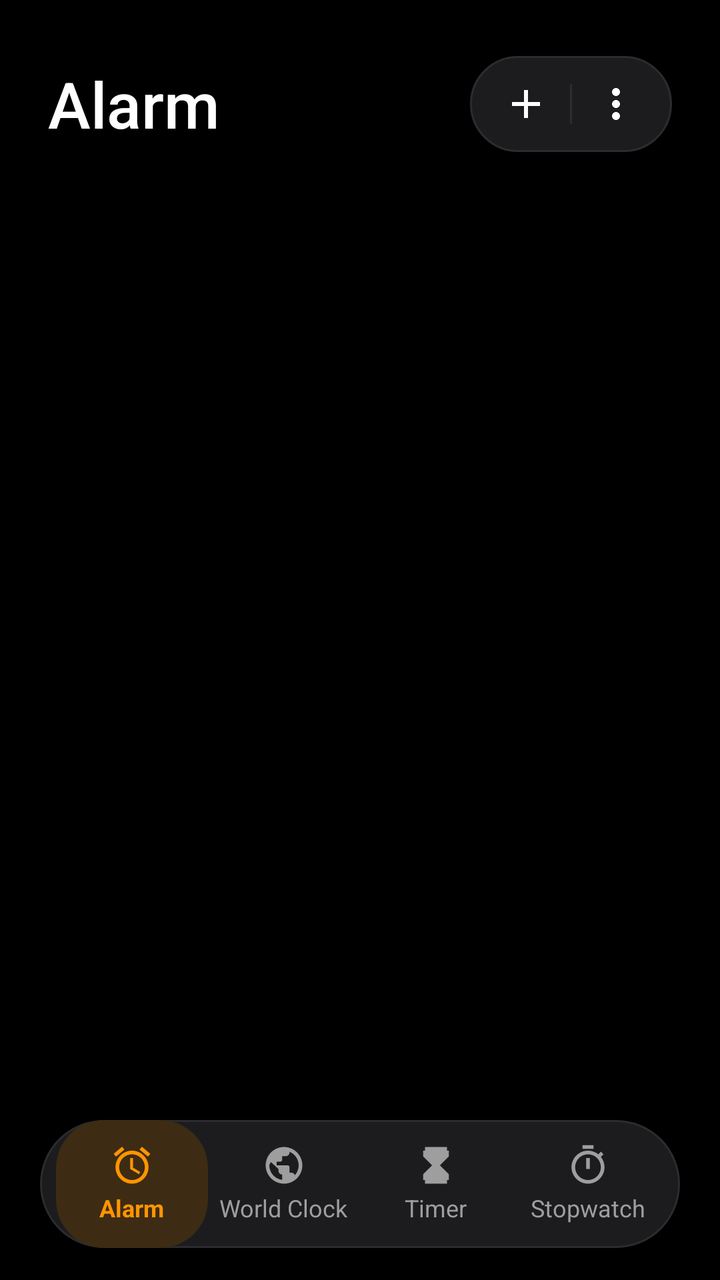
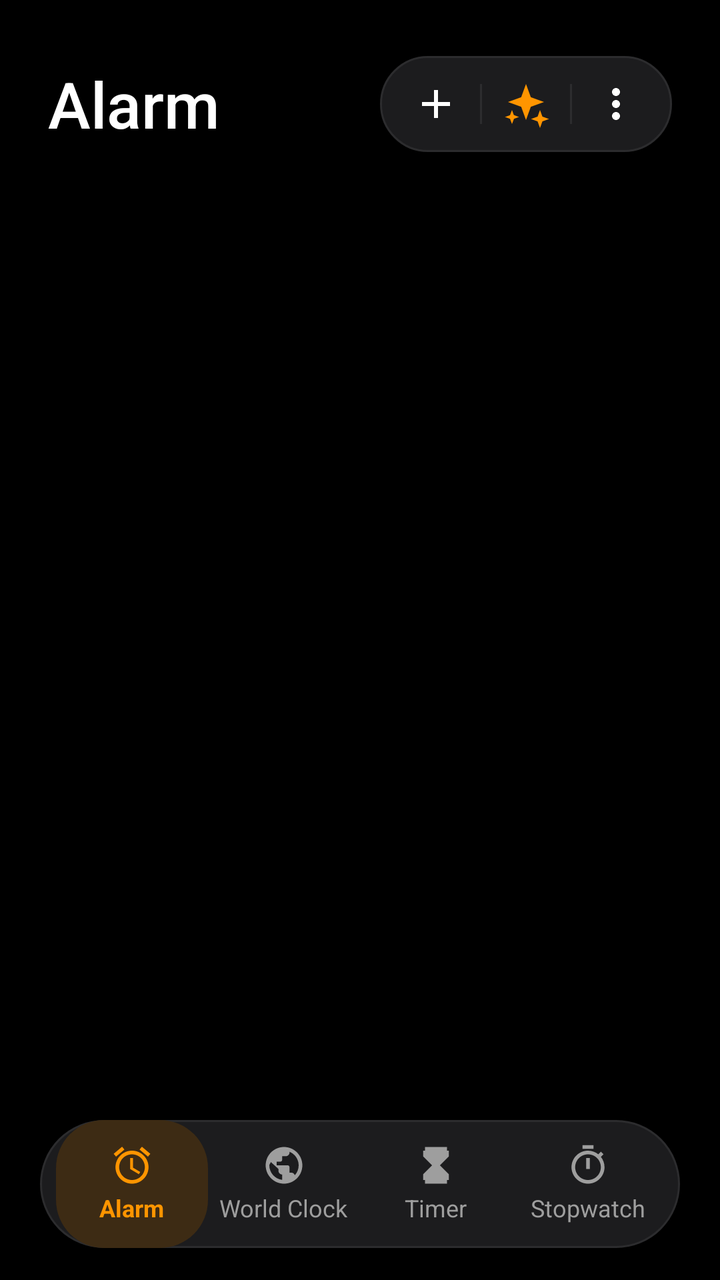

The first picture is an Android layout as it rendered before a commit; the second is the same layout after the commit. The layout source and the unified diff follow.
<!-- AndroidManifest.xml: application theme Theme.AppCompat.Light.NoActionBar -->
<!-- res/layout/activity_main.xml -->
<?xml version="1.0" encoding="utf-8"?>
<androidx.constraintlayout.widget.ConstraintLayout xmlns:android="http://schemas.android.com/apk/res/android"
    xmlns:app="http://schemas.android.com/apk/res-auto"
    xmlns:tools="http://schemas.android.com/tools"
    android:layout_width="match_parent"
    android:layout_height="match_parent"
    android:background="#000000"
    tools:context=".MainActivity">

    
    <ImageView
        android:id="@+id/ivMainBackground"
        android:layout_width="match_parent"
        android:layout_height="match_parent"
        android:scaleType="centerCrop"
        android:visibility="gone"
        tools:ignore="ContentDescription" />

    <View
        android:id="@+id/vMainBackgroundDim"
        android:layout_width="match_parent"
        android:layout_height="match_parent"
        android:background="#80000000"
        android:visibility="gone" />

    
    <LinearLayout
        android:id="@+id/headerLayout"
        android:layout_width="match_parent"
        android:layout_height="wrap_content"
        android:orientation="horizontal"
        android:paddingHorizontal="24dp"
        android:paddingTop="28dp"
        android:paddingBottom="12dp"
        android:gravity="center_vertical"
        app:layout_constraintTop_toTopOf="parent">

        <TextView
            android:id="@+id/tvHeaderTitle"
            android:layout_width="0dp"
            android:layout_height="wrap_content"
            android:layout_weight="1"
            android:text="Alarm"
            android:textColor="#FFFFFF"
            android:textSize="32sp"
            android:fontFamily="sans-serif-medium" />

        
        <LinearLayout
            android:layout_width="wrap_content"
            android:layout_height="wrap_content"
            android:background="@drawable/bg_top_menu_pill"
            android:orientation="horizontal"
            android:paddingHorizontal="8dp"
            android:paddingVertical="4dp"
            android:gravity="center_vertical">

            <ImageButton
                android:id="@+id/btnAddTop"
                android:layout_width="40dp"
                android:layout_height="40dp"
                android:background="?attr/selectableItemBackgroundBorderless"
                android:src="@drawable/ic_plus"
                app:tint="#FFFFFF"
                android:contentDescription="Add" />

            <View
                android:layout_width="1dp"
                android:layout_height="20dp"
                android:background="#2c2c2e"
                android:layout_marginHorizontal="2dp" />

            <ImageButton
                android:id="@+id/btnMoreTop"
                android:layout_width="40dp"
                android:layout_height="40dp"
                android:background="?attr/selectableItemBackgroundBorderless"
                android:src="@drawable/ic_more_vert"
                app:tint="#FFFFFF"
                android:contentDescription="Options" />
        </LinearLayout>
    </LinearLayout>

    
    <FrameLayout
        android:id="@+id/contentContainer"
        android:layout_width="match_parent"
        android:layout_height="0dp"
        android:layout_marginBottom="80dp"
        app:layout_constraintTop_toBottomOf="@id/headerLayout"
        app:layout_constraintBottom_toBottomOf="parent">

        
        <LinearLayout
            android:id="@+id/viewAlarm"
            android:layout_width="match_parent"
            android:layout_height="match_parent"
            android:orientation="vertical"
            android:visibility="visible">

            
            <LinearLayout
                android:id="@+id/emptyState"
                android:layout_width="match_parent"
                android:layout_height="match_parent"
                android:gravity="center"
                android:orientation="vertical"
                android:padding="40dp"
                android:visibility="gone">

                <TextView
                    android:layout_width="wrap_content"
                    android:layout_height="wrap_content"
                    android:gravity="center"
                    android:text="No alarms set.\nTap + at top right to set an alarm!"
                    android:textColor="#757575"
                    android:textSize="16sp" />
            </LinearLayout>

            <androidx.recyclerview.widget.RecyclerView
                android:id="@+id/recyclerViewAlarms"
                android:layout_width="match_parent"
                android:layout_height="match_parent"
                android:clipToPadding="false"
                android:paddingBottom="24dp" />
        </LinearLayout>

        
        <LinearLayout
            android:id="@+id/viewWorldClock"
            android:layout_width="match_parent"
            android:layout_height="match_parent"
            android:orientation="vertical"
            android:visibility="gone">

            
            <LinearLayout
                android:layout_width="match_parent"
                android:layout_height="wrap_content"
                android:orientation="vertical"
                android:paddingHorizontal="24dp"
                android:paddingVertical="12dp">

                <TextView
                    android:id="@+id/tvLocalCityName"
                    android:layout_width="wrap_content"
                    android:layout_height="wrap_content"
                    android:text="Local Time"
                    android:textColor="#FF9500"
                    android:textSize="14sp"
                    android:textStyle="bold" />

                <LinearLayout
                    android:layout_width="wrap_content"
                    android:layout_height="wrap_content"
                    android:orientation="horizontal"
                    android:gravity="bottom">

                    <TextView
                        android:id="@+id/tvLocalTime"
                        android:layout_width="wrap_content"
                        android:layout_height="wrap_content"
                        android:text="02:12:00"
                        android:textColor="#FFFFFF"
                        android:textSize="48sp"
                        android:fontFamily="sans-serif-light" />

                    <TextView
                        android:id="@+id/tvLocalAmPm"
                        android:layout_width="wrap_content"
                        android:layout_height="wrap_content"
                        android:layout_marginStart="8dp"
                        android:text="AM"
                        android:textColor="#FF9500"
                        android:textSize="18sp"
                        android:textStyle="bold" />
                </LinearLayout>

                <TextView
                    android:id="@+id/tvLocalDate"
                    android:layout_width="wrap_content"
                    android:layout_height="wrap_content"
                    android:text="Sunday, August 30"
                    android:textColor="#757575"
                    android:textSize="14sp" />
            </LinearLayout>

            <View
                android:layout_width="match_parent"
                android:layout_height="1dp"
                android:layout_marginHorizontal="24dp"
                android:layout_marginVertical="8dp"
                android:background="#242426" />

            <androidx.recyclerview.widget.RecyclerView
                android:id="@+id/rvWorldClock"
                android:layout_width="match_parent"
                android:layout_height="match_parent"
                android:clipToPadding="false"
                android:paddingBottom="24dp" />
        </LinearLayout>

        
        <LinearLayout
            android:id="@+id/viewTimer"
            android:layout_width="match_parent"
            android:layout_height="match_parent"
            android:orientation="vertical"
            android:gravity="center_horizontal"
            android:visibility="gone">

            
            <LinearLayout
                android:id="@+id/timerInputLayout"
                android:layout_width="wrap_content"
                android:layout_height="wrap_content"
                android:orientation="horizontal"
                android:gravity="center"
                android:layout_marginTop="16dp"
                android:layout_marginBottom="16dp">

                <NumberPicker
                    android:id="@+id/npTimerHour"
                    android:layout_width="wrap_content"
                    android:layout_height="wrap_content" />

                <TextView
                    android:layout_width="wrap_content"
                    android:layout_height="wrap_content"
                    android:text="h"
                    android:textColor="#757575"
                    android:textSize="20sp"
                    android:paddingHorizontal="8dp" />

                <NumberPicker
                    android:id="@+id/npTimerMinute"
                    android:layout_width="wrap_content"
                    android:layout_height="wrap_content" />

                <TextView
                    android:layout_width="wrap_content"
                    android:layout_height="wrap_content"
                    android:text="m"
                    android:textColor="#757575"
                    android:textSize="20sp"
                    android:paddingHorizontal="8dp" />

                <NumberPicker
                    android:id="@+id/npTimerSecond"
                    android:layout_width="wrap_content"
                    android:layout_height="wrap_content" />

                <TextView
                    android:layout_width="wrap_content"
                    android:layout_height="wrap_content"
                    android:text="s"
                    android:textColor="#757575"
                    android:textSize="20sp"
                    android:paddingHorizontal="8dp" />
            </LinearLayout>

            
            <TextView
                android:id="@+id/tvTimerCountdown"
                android:layout_width="wrap_content"
                android:layout_height="wrap_content"
                android:text="00:00:00"
                android:textColor="#FF9500"
                android:textSize="56sp"
                android:fontFamily="sans-serif-light"
                android:layout_marginTop="24dp"
                android:layout_marginBottom="24dp"
                android:visibility="gone" />

            
            <androidx.recyclerview.widget.RecyclerView
                android:id="@+id/rvPresetTimers"
                android:layout_width="match_parent"
                android:layout_height="0dp"
                android:layout_weight="1"
                android:clipToPadding="false" />

            
            <LinearLayout
                android:layout_width="match_parent"
                android:layout_height="wrap_content"
                android:orientation="horizontal"
                android:gravity="center"
                android:layout_marginVertical="16dp">

                
                <ImageButton
                    android:id="@+id/btnTimerCancel"
                    android:layout_width="60dp"
                    android:layout_height="60dp"
                    android:background="@drawable/bg_circle_dark"
                    android:src="@drawable/ic_close"
                    app:tint="#9E9E9E"
                    android:contentDescription="Cancel"
                    android:layout_marginEnd="36dp" />

                
                <ImageButton
                    android:id="@+id/btnTimerPlayPause"
                    android:layout_width="72dp"
                    android:layout_height="72dp"
                    android:background="@drawable/bg_circle_orange"
                    android:src="@drawable/ic_play_arrow"
                    app:tint="#000000"
                    android:contentDescription="Start/Pause" />

                
                <ImageButton
                    android:id="@+id/btnTimerSound"
                    android:layout_width="60dp"
                    android:layout_height="60dp"
                    android:background="@drawable/bg_circle_dark"
                    android:src="@drawable/ic_bell"
                    app:tint="#9E9E9E"
                    android:contentDescription="Sound"
                    android:layout_marginStart="36dp" />
            </LinearLayout>
        </LinearLayout>

        
        <LinearLayout
            android:id="@+id/viewStopwatch"
            android:layout_width="match_parent"
            android:layout_height="match_parent"
            android:orientation="vertical"
            android:gravity="center_horizontal"
            android:visibility="gone">

            
            <TextView
                android:id="@+id/tvStopwatchDisplay"
                android:layout_width="wrap_content"
                android:layout_height="wrap_content"
                android:text="00:00.00"
                android:textColor="#FFFFFF"
                android:textSize="64sp"
                android:fontFamily="sans-serif-light"
                android:layout_marginTop="24dp" />

            
            <LinearLayout
                android:layout_width="wrap_content"
                android:layout_height="wrap_content"
                android:orientation="horizontal"
                android:layout_marginTop="24dp">

                <Button
                    android:id="@+id/btnStopwatchLapReset"
                    android:layout_width="110dp"
                    android:layout_height="52dp"
                    android:text="Lap"
                    android:textColor="#FFFFFF"
                    android:backgroundTint="#2c2c2e"
                    android:layout_marginEnd="16dp"
                    android:enabled="false" />

                <Button
                    android:id="@+id/btnStopwatchStartPause"
                    android:layout_width="110dp"
                    android:layout_height="52dp"
                    android:text="Start"
                    android:textColor="#FFFFFF"
                    android:backgroundTint="#FF9500" />
            </LinearLayout>

            
            <LinearLayout
                android:layout_width="match_parent"
                android:layout_height="wrap_content"
                android:orientation="horizontal"
                android:paddingHorizontal="24dp"
                android:layout_marginTop="28dp"
                android:layout_marginBottom="8dp">

                <TextView
                    android:layout_width="0dp"
                    android:layout_height="wrap_content"
                    android:layout_weight="1"
                    android:text="Lap"
                    android:textColor="#757575"
                    android:textSize="14sp" />

                <TextView
                    android:layout_width="0dp"
                    android:layout_height="wrap_content"
                    android:layout_weight="1.5"
                    android:gravity="center"
                    android:text="Lap Time"
                    android:textColor="#757575"
                    android:textSize="14sp" />

                <TextView
                    android:layout_width="0dp"
                    android:layout_height="wrap_content"
                    android:layout_weight="1.5"
                    android:gravity="end"
                    android:text="Total Time"
                    android:textColor="#757575"
                    android:textSize="14sp" />
            </LinearLayout>

            <View
                android:layout_width="match_parent"
                android:layout_height="1dp"
                android:layout_marginHorizontal="24dp"
                android:background="#2c2c2e" />

            <androidx.recyclerview.widget.RecyclerView
                android:id="@+id/rvStopwatchLaps"
                android:layout_width="match_parent"
                android:layout_height="match_parent"
                android:clipToPadding="false"
                android:paddingBottom="24dp" />
        </LinearLayout>

    </FrameLayout>

    
    <LinearLayout
        android:id="@+id/bottomNavPill"
        android:layout_width="match_parent"
        android:layout_height="64dp"
        android:layout_marginHorizontal="20dp"
        android:layout_marginBottom="16dp"
        android:background="@drawable/bg_bottom_nav_pill"
        android:orientation="horizontal"
        android:gravity="center"
        android:paddingHorizontal="8dp"
        android:weightSum="4"
        app:layout_constraintBottom_toBottomOf="parent">

        
        <LinearLayout
            android:id="@+id/tabAlarm"
            android:layout_width="0dp"
            android:layout_height="match_parent"
            android:layout_weight="1"
            android:background="@drawable/bg_tab_active_pill"
            android:gravity="center"
            android:orientation="vertical"
            android:clickable="true"
            android:focusable="true">

            <ImageView
                android:id="@+id/ivTabAlarm"
                android:layout_width="22dp"
                android:layout_height="22dp"
                android:src="@drawable/ic_alarm"
                app:tint="#FF9500"
                android:contentDescription="Alarm Tab" />

            <TextView
                android:id="@+id/tvTabAlarm"
                android:layout_width="wrap_content"
                android:layout_height="wrap_content"
                android:text="Alarm"
                android:textColor="#FF9500"
                android:textSize="12sp"
                android:textStyle="bold"
                android:layout_marginTop="2dp" />
        </LinearLayout>

        
        <LinearLayout
            android:id="@+id/tabWorldClock"
            android:layout_width="0dp"
            android:layout_height="match_parent"
            android:layout_weight="1"
            android:gravity="center"
            android:orientation="vertical"
            android:clickable="true"
            android:focusable="true">

            <ImageView
                android:id="@+id/ivTabWorldClock"
                android:layout_width="22dp"
                android:layout_height="22dp"
                android:src="@drawable/ic_world_clock"
                app:tint="#9E9E9E"
                android:contentDescription="World Clock Tab" />

            <TextView
                android:id="@+id/tvTabWorldClock"
                android:layout_width="wrap_content"
                android:layout_height="wrap_content"
                android:text="World Clock"
                android:textColor="#9E9E9E"
                android:textSize="12sp"
                android:layout_marginTop="2dp" />
        </LinearLayout>

        
        <LinearLayout
            android:id="@+id/tabTimer"
            android:layout_width="0dp"
            android:layout_height="match_parent"
            android:layout_weight="1"
            android:gravity="center"
            android:orientation="vertical"
            android:clickable="true"
            android:focusable="true">

            <ImageView
                android:id="@+id/ivTabTimer"
                android:layout_width="22dp"
                android:layout_height="22dp"
                android:src="@drawable/ic_timer"
                app:tint="#9E9E9E"
                android:contentDescription="Timer Tab" />

            <TextView
                android:id="@+id/tvTabTimer"
                android:layout_width="wrap_content"
                android:layout_height="wrap_content"
                android:text="Timer"
                android:textColor="#9E9E9E"
                android:textSize="12sp"
                android:layout_marginTop="2dp" />
        </LinearLayout>

        
        <LinearLayout
            android:id="@+id/tabStopwatch"
            android:layout_width="0dp"
            android:layout_height="match_parent"
            android:layout_weight="1"
            android:gravity="center"
            android:orientation="vertical"
            android:clickable="true"
            android:focusable="true">

            <ImageView
                android:id="@+id/ivTabStopwatch"
                android:layout_width="22dp"
                android:layout_height="22dp"
                android:src="@drawable/ic_stopwatch"
                app:tint="#9E9E9E"
                android:contentDescription="Stopwatch Tab" />

            <TextView
                android:id="@+id/tvTabStopwatch"
                android:layout_width="wrap_content"
                android:layout_height="wrap_content"
                android:text="Stopwatch"
                android:textColor="#9E9E9E"
                android:textSize="12sp"
                android:layout_marginTop="2dp" />
        </LinearLayout>

    </LinearLayout>

</androidx.constraintlayout.widget.ConstraintLayout>
<!-- resources referenced by this layout -->
<resources>
  <!-- drawable bg_bottom_nav_pill (drawable) -->
  <?xml version="1.0" encoding="utf-8"?>
  <shape xmlns:android="http://schemas.android.com/apk/res/android"
      android:shape="rectangle">
      <solid android:color="#1c1c1e" />
      <corners android:radius="36dp" />
      <stroke android:width="1dp" android:color="#2c2c2e" />
  </shape>
  <!-- drawable bg_circle_dark (drawable) -->
  <?xml version="1.0" encoding="utf-8"?>
  <shape xmlns:android="http://schemas.android.com/apk/res/android"
      android:shape="oval">
      <solid android:color="#2c2c2e" />
  </shape>
  <!-- drawable bg_circle_orange (drawable) -->
  <?xml version="1.0" encoding="utf-8"?>
  <shape xmlns:android="http://schemas.android.com/apk/res/android"
      android:shape="oval">
      <solid android:color="#FF9500" />
  </shape>
  <!-- drawable bg_tab_active_pill (drawable) -->
  <?xml version="1.0" encoding="utf-8"?>
  <shape xmlns:android="http://schemas.android.com/apk/res/android"
      android:shape="rectangle">
      <solid android:color="#3d2b14" />
      <corners android:radius="24dp" />
  </shape>
  <!-- drawable bg_top_menu_pill (drawable) -->
  <?xml version="1.0" encoding="utf-8"?>
  <shape xmlns:android="http://schemas.android.com/apk/res/android"
      android:shape="rectangle">
      <solid android:color="#1c1c1e" />
      <corners android:radius="24dp" />
      <stroke android:width="1dp" android:color="#2c2c2e" />
  </shape>
  <!-- drawable ic_bell (drawable) -->
  <vector xmlns:android="http://schemas.android.com/apk/res/android"
      android:width="24dp"
      android:height="24dp"
      android:viewportWidth="24"
      android:viewportHeight="24">
    <path
        android:fillColor="#FFFFFFFF"
        android:pathData="M12,22c1.1,0 2,-0.9 2,-2h-4c0,1.1 0.9,2 2,2zM18,16v-5c0,-3.07 -1.63,-5.64 -4.5,-6.32V4c0,-0.83 -0.83,-1.5 -1.5,-1.5s-1.5,0.67 -1.5,1.5v0.68C7.64,5.36 6,7.92 6,11v5l-2,2v1h16v-1l-2,-2z"/>
  </vector>
  <!-- drawable ic_close (drawable) -->
  <vector xmlns:android="http://schemas.android.com/apk/res/android"
      android:width="24dp"
      android:height="24dp"
      android:viewportWidth="24"
      android:viewportHeight="24">
    <path
        android:fillColor="#FFFFFFFF"
        android:pathData="M19,6.41L17.59,5 12,10.59 6.41,5 5,6.41 10.59,12 5,17.59 6.41,19 12,13.41 17.59,19 19,17.59 13.41,12z"/>
  </vector>
  <!-- drawable ic_play_arrow (drawable) -->
  <vector xmlns:android="http://schemas.android.com/apk/res/android"
      android:width="24dp"
      android:height="24dp"
      android:viewportWidth="24"
      android:viewportHeight="24">
    <path
        android:fillColor="#FFFFFFFF"
        android:pathData="M8,5v14l11,-7z"/>
  </vector>
  <!-- drawable ic_plus (drawable) -->
  <vector xmlns:android="http://schemas.android.com/apk/res/android"
      android:width="24dp"
      android:height="24dp"
      android:viewportWidth="24"
      android:viewportHeight="24">
    <path
        android:fillColor="#FFFFFFFF"
        android:pathData="M19,13h-6v6h-2v-6H5v-2h6V5h2v6h6v2z"/>
  </vector>
  <!-- drawable ic_timer (drawable) -->
  <vector xmlns:android="http://schemas.android.com/apk/res/android"
      android:width="24dp"
      android:height="24dp"
      android:viewportWidth="24"
      android:viewportHeight="24">
    <path
        android:fillColor="#FFFFFFFF"
        android:pathData="M6,2h12v2H6zM18,22H6v-2h12zM14.12,12l4.88,4.88V20H5v-3.12L9.88,12 5,7.12V4h14v3.12zM12,10.12L8.12,6h7.76zM12,13.88L15.88,18H8.12z"/>
  </vector>
  <!-- unchanged entries left out for length: 4 -->
</resources>

<!-- the commit's change to res/layout/activity_main.xml (unified diff, before → after) -->
@@ -71,6 +71,21 @@
                 android:layout_marginHorizontal="2dp" />
 
             <ImageButton
+                android:id="@+id/btnHeaderAi"
+                android:layout_width="40dp"
+                android:layout_height="40dp"
+                android:background="?attr/selectableItemBackgroundBorderless"
+                android:src="@drawable/ic_sparkles"
+                app:tint="#FF9500"
+                android:contentDescription="AI Assistant" />
+
+            <View
+                android:layout_width="1dp"
+                android:layout_height="20dp"
+                android:background="#2c2c2e"
+                android:layout_marginHorizontal="2dp" />
+
+            <ImageButton
                 android:id="@+id/btnMoreTop"
                 android:layout_width="40dp"
                 android:layout_height="40dp"
@@ -135,53 +150,42 @@
 
             
             <LinearLayout
+                android:id="@+id/clockContainerFrame"
                 android:layout_width="match_parent"
                 android:layout_height="wrap_content"
                 android:orientation="vertical"
-                android:paddingHorizontal="24dp"
-                android:paddingVertical="12dp">
-
-                <TextView
-                    android:id="@+id/tvLocalCityName"
-                    android:layout_width="wrap_content"
-                    android:layout_height="wrap_content"
-                    android:text="Local Time"
-                    android:textColor="#FF9500"
-                    android:textSize="14sp"
-                    android:textStyle="bold" />
-
-                <LinearLayout
-                    android:layout_width="wrap_content"
-                    android:layout_height="wrap_content"
-                    android:orientation="horizontal"
-                    android:gravity="bottom">
-
-                    <TextView
-                        android:id="@+id/tvLocalTime"
-                        android:layout_width="wrap_content"
-                        android:layout_height="wrap_content"
-                        android:text="02:12:00"
-                        android:textColor="#FFFFFF"
-                        android:textSize="48sp"
-                        android:fontFamily="sans-serif-light" />
-
-                    <TextView
-                        android:id="@+id/tvLocalAmPm"
-                        android:layout_width="wrap_content"
-                        android:layout_height="wrap_content"
-                        android:layout_marginStart="8dp"
-                        android:text="AM"
-                        android:textColor="#FF9500"
-                        android:textSize="18sp"
-                        android:textStyle="bold" />
-                </LinearLayout>
-
-                <TextView
-                    android:id="@+id/tvLocalDate"
-                    android:layout_width="wrap_content"
-                    android:layout_height="wrap_content"
-                    android:text="Sunday, August 30"
-                    android:textColor="#757575"
+                android:gravity="center"
+                android:paddingVertical="16dp"
+                android:clickable="true"
+                android:focusable="true">
+
+                
+                <com.example.aeroalarm.AnalogClockView
+                    android:id="@+id/analogClockView"
+                    android:layout_width="250dp"
+                    android:layout_height="250dp"
+                    android:layout_gravity="center"
+                    android:visibility="visible" />
+
+                
+                <TextView
+                    android:id="@+id/tvDigitalClock"
+                    android:layout_width="wrap_content"
+                    android:layout_height="wrap_content"
+                    android:text="00:00:27"
+                    android:textColor="#FFFFFF"
+                    android:textSize="58sp"
+                    android:fontFamily="sans-serif-light"
+                    android:visibility="gone" />
+
+                
+                <TextView
+                    android:id="@+id/tvClockSubtext"
+                    android:layout_width="wrap_content"
+                    android:layout_height="wrap_content"
+                    android:layout_marginTop="12dp"
+                    android:text="Sat, Sep 26  India Standard Time"
+                    android:textColor="#9E9E9E"
                     android:textSize="14sp" />
             </LinearLayout>
 
<!-- resource entries referenced after the edit -->
@@ -75,6 +75,16 @@
         android:fillColor="#FFFFFFFF"
         android:pathData="M19,13h-6v6h-2v-6H5v-2h6V5h2v6h6v2z"/>
   </vector>
+  <!-- drawable ic_sparkles (drawable) -->
+  <vector xmlns:android="http://schemas.android.com/apk/res/android"
+      android:width="24dp"
+      android:height="24dp"
+      android:viewportWidth="24"
+      android:viewportHeight="24">
+    <path
+        android:fillColor="#FFFFFFFF"
+        android:pathData="M12,2l2.4,6.6L21,11l-6.6,2.4L12,20l-2.4,-6.6L3,11l6.6,-2.4L12,2zM19,15l1.2,3.3L23.5,19.5 20.2,20.7 19,24l-1.2,-3.3L14.5,19.5l3.3,-1.2L19,15zM5,15l0.9,2.5L8.5,18.5 6,19.4 5,22l-1,-2.6L1.5,18.5l2.5,-0.9L5,15z"/>
+  </vector>
   <!-- drawable ic_timer (drawable) -->
   <vector xmlns:android="http://schemas.android.com/apk/res/android"
       android:width="24dp"
